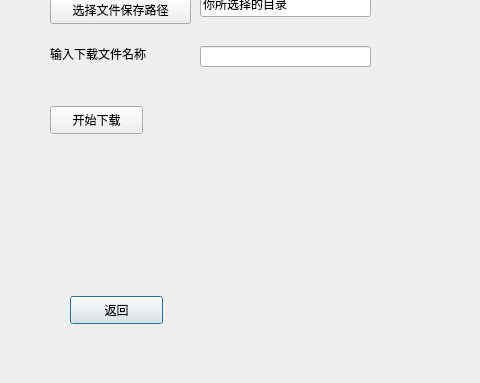
Above: dialogdownload.ui from JaySaligia/ftp-server before the change; both pictures show x 0 to 480 and y 114 to 497 of the 701 by 497 pixel window. Below: the same form after it.
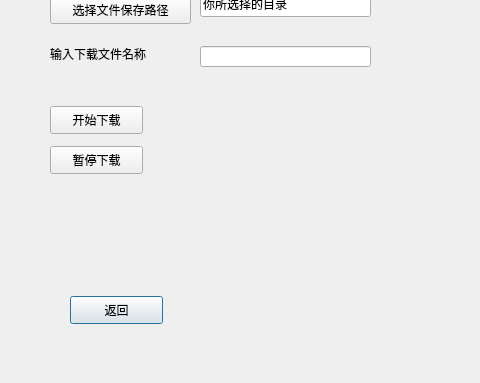
That is the form after the change.

The edit to the form file:
```diff
--- a/dialogdownload.ui
+++ b/dialogdownload.ui
@@ -107,6 +107,19 @@
     <string>开始下载</string>
    </property>
   </widget>
+  <widget class="QPushButton" name="downloadstopButton">
+   <property name="geometry">
+    <rect>
+     <x>50</x>
+     <y>260</y>
+     <width>93</width>
+     <height>28</height>
+    </rect>
+   </property>
+   <property name="text">
+    <string>暂停下载</string>
+   </property>
+  </widget>
  </widget>
  <resources/>
  <connections/>
```
